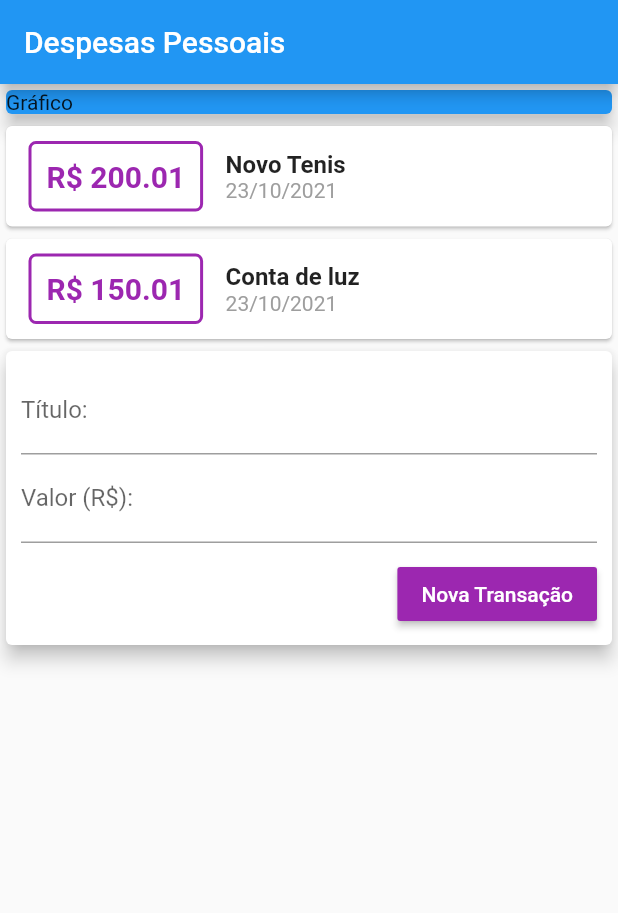
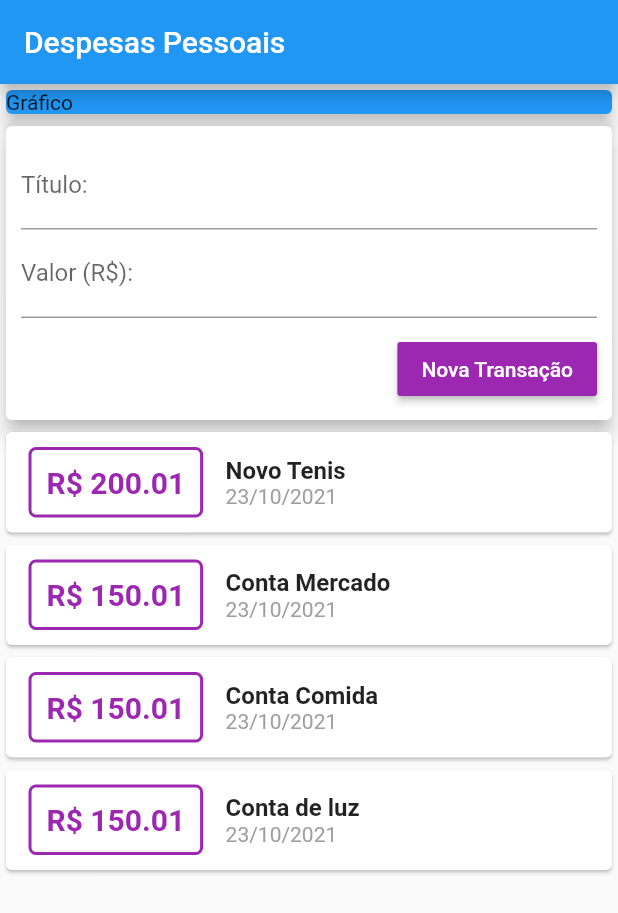
Before and after one commit to EduardoMoreira26/Flutter-expensesApp, a Flutter app: the screen it shows after launch, on a phone screen of 412 x 824 dp. Shown: the top 913 px of the screen. Run offline on Flutter 3.47's test engine with Material 2 defaults, Android fonts, the phone set to English and light mode, and no system bars.

Commit message:
create listView

```diff
--- a/lib/components/transaction_list.dart
+++ b/lib/components/transaction_list.dart
@@ -9,8 +9,12 @@ class TransactionList extends StatelessWidget {
 
   @override
   Widget build(BuildContext context) {
-    return Column(
-      children: transactions.map((transaction) {
+    return Container(
+      height: 300,
+      child: ListView.builder(
+        itemCount: transactions.length,
+        itemBuilder: (ctx, index){
+          final transaction = transactions[index];
           return Card(
             child: Row(
               children: [
@@ -55,7 +59,8 @@ class TransactionList extends StatelessWidget {
               ],
             ),
           );
-      }).toList(),
+        },
+      ),
     );
   }
 }
--- a/lib/components/transaction_user.dart
+++ b/lib/components/transaction_user.dart
@@ -1,5 +1,4 @@
 import 'dart:math';
-
 import 'package:expenses/models/transaction.dart';
 import 'package:flutter/material.dart';
 import 'transaction_form.dart';
@@ -20,7 +19,25 @@ class _TransactionUserState extends State<TransactionUser> {
     ),
     Transaction(
       id: 't2',
+      title: 'Conta Mercado',
+      value: 150.01,
+      date: DateTime.now(),
+    ),
+     Transaction(
+      id: 't2',
+      title: 'Conta Comida',
+      value: 150.01,
+      date: DateTime.now(),
+    ),
+     Transaction(
+      id: 't2',
       title: 'Conta de luz',
+      value: 150.01,
+      date: DateTime.now(),
+    ),
+     Transaction(
+      id: 't2',
+      title: 'Conta net',
       value: 150.01,
       date: DateTime.now(),
     )
@@ -43,8 +60,8 @@ class _TransactionUserState extends State<TransactionUser> {
   Widget build(BuildContext context) {
     return Column(
       children: [
+        TransactionForm(_addTransaction),
         TransactionList(_transactions),
-        TransactionForm(_addTransaction),
       ],
     );
   }
--- a/lib/main.dart
+++ b/lib/main.dart
@@ -19,7 +19,8 @@ class MyHomePage extends StatelessWidget {
       appBar: AppBar(
         title: Text('Despesas Pessoais'),
       ),
-      body: Column(
+      body: SingleChildScrollView(
+        child: Column(
           crossAxisAlignment: CrossAxisAlignment.stretch,
           children: [
             Container(
@@ -32,6 +33,7 @@ class MyHomePage extends StatelessWidget {
             TransactionUser(),
           ],
         ),
+      ),
     );
   }
 }
```
Lines whose indentation alone changed are shown as unchanged.
